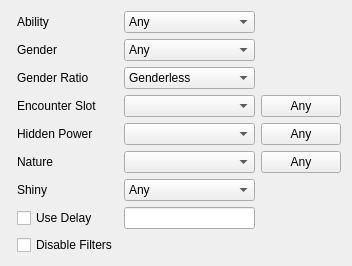
The window that Forms/Controls/Filter.ui (Admiral-Fish/PokeFinder) describes before a commit, drawn with Qt 5.
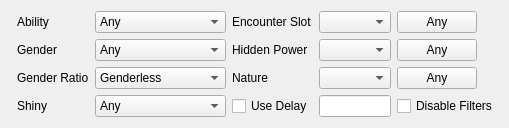
The same window after the commit. Custom widgets are drawn as their Qt base class.

Commit message: Tweak filter appearance

Diff of the .ui file:
```diff
--- a/Forms/Controls/Filter.ui
+++ b/Forms/Controls/Filter.ui
@@ -6,15 +6,15 @@
    <rect>
     <x>0</x>
     <y>0</y>
-    <width>344</width>
-    <height>261</height>
+    <width>484</width>
+    <height>124</height>
    </rect>
   </property>
   <property name="windowTitle">
    <string notr="true">Filter</string>
   </property>
   <layout class="QGridLayout" name="gridLayout">
-   <item row="0" column="0" rowspan="9">
+   <item row="0" column="0" rowspan="4">
     <widget class="IVFilter" name="ivFilter" native="true"/>
    </item>
    <item row="0" column="1">
@@ -55,6 +55,42 @@
      </item>
     </widget>
    </item>
+   <item row="0" column="3">
+    <widget class="QLabel" name="labelEncounterSlot">
+     <property name="sizePolicy">
+      <sizepolicy hsizetype="Fixed" vsizetype="Preferred">
+       <horstretch>0</horstretch>
+       <verstretch>0</verstretch>
+      </sizepolicy>
+     </property>
+     <property name="text">
+      <string>Encounter Slot</string>
+     </property>
+    </widget>
+   </item>
+   <item row="0" column="4">
+    <widget class="CheckList" name="checkListEncounterSlot">
+     <property name="sizePolicy">
+      <sizepolicy hsizetype="Preferred" vsizetype="Fixed">
+       <horstretch>0</horstretch>
+       <verstretch>0</verstretch>
+      </sizepolicy>
+     </property>
+    </widget>
+   </item>
+   <item row="0" column="5">
+    <widget class="QPushButton" name="pushButtonEncounterSlotAny">
+     <property name="sizePolicy">
+      <sizepolicy hsizetype="Fixed" vsizetype="Fixed">
+       <horstretch>0</horstretch>
+       <verstretch>0</verstretch>
+      </sizepolicy>
+     </property>
+     <property name="text">
+      <string>Any</string>
+     </property>
+    </widget>
+   </item>
    <item row="1" column="1">
     <widget class="QLabel" name="labelGender">
      <property name="sizePolicy">
@@ -93,6 +129,42 @@
      </item>
     </widget>
    </item>
+   <item row="1" column="3">
+    <widget class="QLabel" name="labelHiddenPower">
+     <property name="sizePolicy">
+      <sizepolicy hsizetype="Fixed" vsizetype="Preferred">
+       <horstretch>0</horstretch>
+       <verstretch>0</verstretch>
+      </sizepolicy>
+     </property>
+     <property name="text">
+      <string>Hidden Power</string>
+     </property>
+    </widget>
+   </item>
+   <item row="1" column="4">
+    <widget class="CheckList" name="checkListHiddenPower">
+     <property name="sizePolicy">
+      <sizepolicy hsizetype="Preferred" vsizetype="Fixed">
+       <horstretch>0</horstretch>
+       <verstretch>0</verstretch>
+      </sizepolicy>
+     </property>
+    </widget>
+   </item>
+   <item row="1" column="5">
+    <widget class="QPushButton" name="pushButtonHiddenPowerAny">
+     <property name="sizePolicy">
+      <sizepolicy hsizetype="Fixed" vsizetype="Fixed">
+       <horstretch>0</horstretch>
+       <verstretch>0</verstretch>
+      </sizepolicy>
+     </property>
+     <property name="text">
+      <string>Any</string>
+     </property>
+    </widget>
+   </item>
    <item row="2" column="1">
     <widget class="QLabel" name="labelGenderRatio">
      <property name="sizePolicy">
@@ -151,79 +223,7 @@
      </item>
     </widget>
    </item>
-   <item row="3" column="1">
-    <widget class="QLabel" name="labelEncounterSlot">
-     <property name="sizePolicy">
-      <sizepolicy hsizetype="Fixed" vsizetype="Preferred">
-       <horstretch>0</horstretch>
-       <verstretch>0</verstretch>
-      </sizepolicy>
-     </property>
-     <property name="text">
-      <string>Encounter Slot</string>
-     </property>
-    </widget>
-   </item>
-   <item row="3" column="2">
-    <widget class="CheckList" name="checkListEncounterSlot">
-     <property name="sizePolicy">
-      <sizepolicy hsizetype="Preferred" vsizetype="Fixed">
-       <horstretch>0</horstretch>
-       <verstretch>0</verstretch>
-      </sizepolicy>
-     </property>
-    </widget>
-   </item>
-   <item row="3" column="3">
-    <widget class="QPushButton" name="pushButtonEncounterSlotAny">
-     <property name="sizePolicy">
-      <sizepolicy hsizetype="Fixed" vsizetype="Fixed">
-       <horstretch>0</horstretch>
-       <verstretch>0</verstretch>
-      </sizepolicy>
-     </property>
-     <property name="text">
-      <string>Any</string>
-     </property>
-    </widget>
-   </item>
-   <item row="4" column="1">
-    <widget class="QLabel" name="labelHiddenPower">
-     <property name="sizePolicy">
-      <sizepolicy hsizetype="Fixed" vsizetype="Preferred">
-       <horstretch>0</horstretch>
-       <verstretch>0</verstretch>
-      </sizepolicy>
-     </property>
-     <property name="text">
-      <string>Hidden Power</string>
-     </property>
-    </widget>
-   </item>
-   <item row="4" column="2">
-    <widget class="CheckList" name="checkListHiddenPower">
-     <property name="sizePolicy">
-      <sizepolicy hsizetype="Preferred" vsizetype="Fixed">
-       <horstretch>0</horstretch>
-       <verstretch>0</verstretch>
-      </sizepolicy>
-     </property>
-    </widget>
-   </item>
-   <item row="4" column="3">
-    <widget class="QPushButton" name="pushButtonHiddenPowerAny">
-     <property name="sizePolicy">
-      <sizepolicy hsizetype="Fixed" vsizetype="Fixed">
-       <horstretch>0</horstretch>
-       <verstretch>0</verstretch>
-      </sizepolicy>
-     </property>
-     <property name="text">
-      <string>Any</string>
-     </property>
-    </widget>
-   </item>
-   <item row="5" column="1">
+   <item row="2" column="3">
     <widget class="QLabel" name="labelNature">
      <property name="sizePolicy">
       <sizepolicy hsizetype="Fixed" vsizetype="Preferred">
@@ -236,7 +236,7 @@
      </property>
     </widget>
    </item>
-   <item row="5" column="2">
+   <item row="2" column="4">
     <widget class="CheckList" name="checkListNature">
      <property name="sizePolicy">
       <sizepolicy hsizetype="Preferred" vsizetype="Fixed">
@@ -246,7 +246,7 @@
      </property>
     </widget>
    </item>
-   <item row="5" column="3">
+   <item row="2" column="5">
     <widget class="QPushButton" name="pushButtonNatureAny">
      <property name="sizePolicy">
       <sizepolicy hsizetype="Fixed" vsizetype="Fixed">
@@ -259,7 +259,7 @@
      </property>
     </widget>
    </item>
-   <item row="6" column="1">
+   <item row="3" column="1">
     <widget class="QLabel" name="labelShiny">
      <property name="sizePolicy">
       <sizepolicy hsizetype="Fixed" vsizetype="Preferred">
@@ -272,7 +272,7 @@
      </property>
     </widget>
    </item>
-   <item row="6" column="2">
+   <item row="3" column="2">
     <widget class="ComboBox" name="comboBoxShiny">
      <property name="sizePolicy">
       <sizepolicy hsizetype="Preferred" vsizetype="Fixed">
@@ -302,49 +302,38 @@
      </item>
     </widget>
    </item>
-   <item row="7" column="1">
+   <item row="3" column="3">
     <widget class="QCheckBox" name="checkBoxUseDelay">
      <property name="text">
       <string>Use Delay</string>
      </property>
     </widget>
    </item>
-   <item row="8" column="1">
+   <item row="3" column="4">
+    <widget class="TextBox" name="textBoxDelay">
+     <property name="sizePolicy">
+      <sizepolicy hsizetype="Preferred" vsizetype="Fixed">
+       <horstretch>0</horstretch>
+       <verstretch>0</verstretch>
+      </sizepolicy>
+     </property>
+    </widget>
+   </item>
+   <item row="3" column="5">
     <widget class="QCheckBox" name="checkBoxDisableFilters">
      <property name="text">
       <string>Disable Filters</string>
      </property>
     </widget>
    </item>
-   <item row="7" column="2">
-    <widget class="TextBox" name="textBoxDelay">
-     <property name="sizePolicy">
-      <sizepolicy hsizetype="Preferred" vsizetype="Fixed">
-       <horstretch>0</horstretch>
-       <verstretch>0</verstretch>
-      </sizepolicy>
-     </property>
-    </widget>
-   </item>
   </layout>
  </widget>
  <customwidgets>
-  <customwidget>
-   <class>IVFilter</class>
-   <extends>QWidget</extends>
-   <header>Forms/Controls/IVFilter.hpp</header>
-   <container>1</container>
-  </customwidget>
   <customwidget>
    <class>TextBox</class>
    <extends>QLineEdit</extends>
    <header>Forms/Controls/TextBox.hpp</header>
   </customwidget>
-  <customwidget>
-   <class>ComboBox</class>
-   <extends>QComboBox</extends>
-   <header>Forms/Controls/ComboBox.hpp</header>
-  </customwidget>
   <customwidget>
    <class>CheckList</class>
    <extends>QComboBox</extends>
@@ -353,6 +342,17 @@
     <slot>resetChecks()</slot>
    </slots>
   </customwidget>
+  <customwidget>
+   <class>ComboBox</class>
+   <extends>QComboBox</extends>
+   <header>Forms/Controls/ComboBox.hpp</header>
+  </customwidget>
+  <customwidget>
+   <class>IVFilter</class>
+   <extends>QWidget</extends>
+   <header>Forms/Controls/IVFilter.hpp</header>
+   <container>1</container>
+  </customwidget>
  </customwidgets>
  <tabstops>
   <tabstop>comboBoxAbility</tabstop>
```
Left out of the diff: 2 changed lines with no effect on the pictures.
